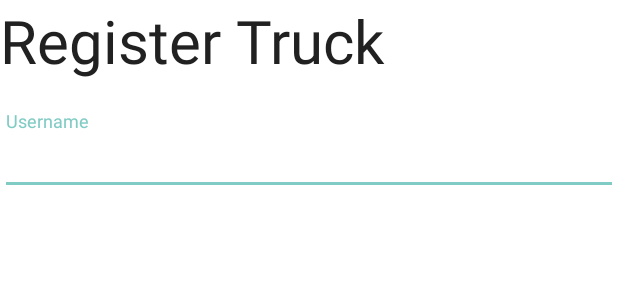
After one commit to lukesterlee/AccessFoodVendor, an Android app: the layout activity_register.xml on its own in the app's theme, with its tools: preview values and no code run, on a phone screen of 412 x 824 dp. The commit adds this screen. Shown: the top 300 px of the screen. Run offline under Robolectric (Android 15) with nearby library versions, the phone set to English and light mode, and no system bars.

Commit message:
working flow

```diff
--- a/app/src/main/res/layout/activity_login.xml
+++ b/app/src/main/res/layout/activity_login.xml
@@ -19,7 +19,7 @@
         android:textStyle="bold" />
 
     <android.support.design.widget.TextInputLayout
-        android:layout_marginTop="10dp"
+        android:layout_marginTop="100dp"
         android:layout_width="match_parent"
         android:layout_height="wrap_content">
 
--- /dev/null
+++ b/app/src/main/res/layout/activity_register.xml
@@ -0,0 +1,33 @@
+<LinearLayout xmlns:android="http://schemas.android.com/apk/res/android"
+    xmlns:tools="http://schemas.android.com/tools"
+    android:layout_width="match_parent"
+    android:layout_height="match_parent"
+    tools:context="take2.c4q.nyc.accessfoodvendor.RegisterActivity"
+    android:orientation="vertical">
+
+    <TextView android:text="Register Truck"
+        android:layout_width="match_parent"
+        android:layout_height="wrap_content"
+        android:textSize="40sp"
+        android:textColor="@color/primaryText"/>
+
+    <android.support.design.widget.TextInputLayout
+        android:layout_marginTop="20dp"
+        android:layout_width="match_parent"
+        android:layout_height="wrap_content">
+
+    <EditText
+        android:id="@+id/truckNameID"
+        android:layout_width="match_parent"
+        android:layout_height="wrap_content"
+        android:backgroundTint="@color/orange"
+        android:ems="10"
+        android:hint="@string/username_hint"
+        android:textColor="@color/orange"
+        android:textColorHint="@color/orange" />
+
+    </android.support.design.widget.TextInputLayout>
+
+
+
+</LinearLayout>
--- a/app/src/main/res/values/strings.xml
+++ b/app/src/main/res/values/strings.xml
@@ -21,4 +21,7 @@
     <string name="sign_up_text">Sign Up!</string>
     <string name="logout_label">Logout</string>
     <string name="title_activity_main">MainActivity</string>
+    <string name="title_activity_register">RegisterActivity</string>
+
+    <string name="hello_world">Hello world!</string>
 </resources>
```
Also changed, not shown: app/src/main/AndroidManifest.xml (+24 -30 lines), app/src/main/java/take2/c4q/nyc/accessfoodvendor/LoginActivity.java (+24 -6 lines), app/src/main/java/take2/c4q/nyc/accessfoodvendor/RegisterActivity.java (+30 -3 lines), app/src/main/java/take2/c4q/nyc/accessfoodvendor/SplashActivity.java (+8 -1 lines), app/src/main/res/layout/activity_main.xml (+6 -5 lines), app/src/main/res/menu/menu_register.xml (added, +7 -0 lines).
